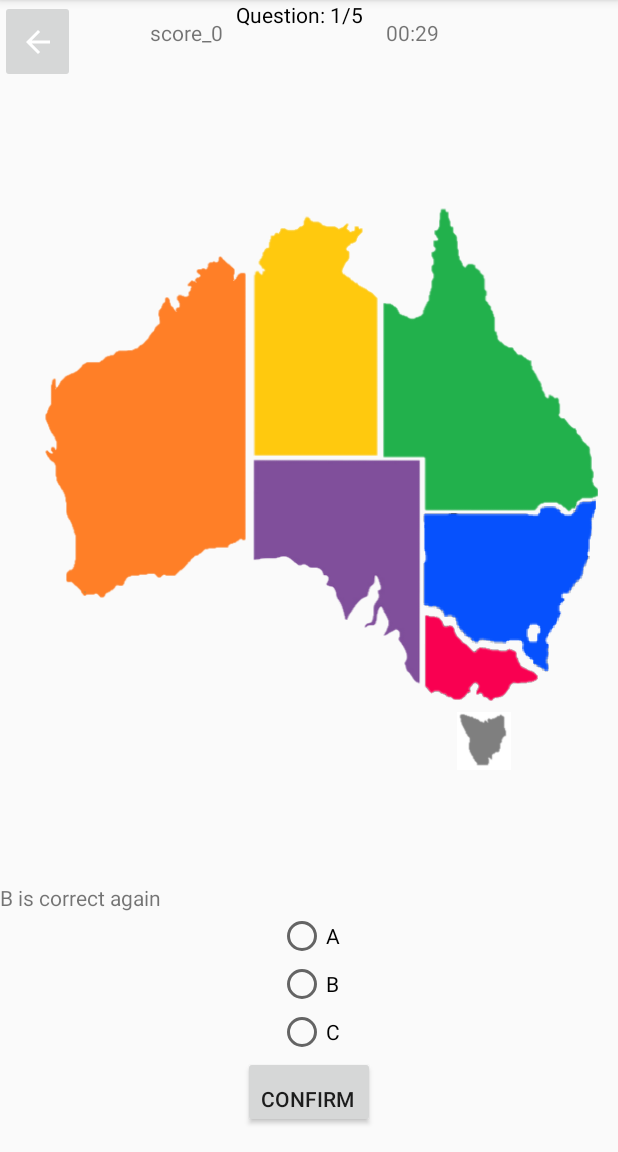
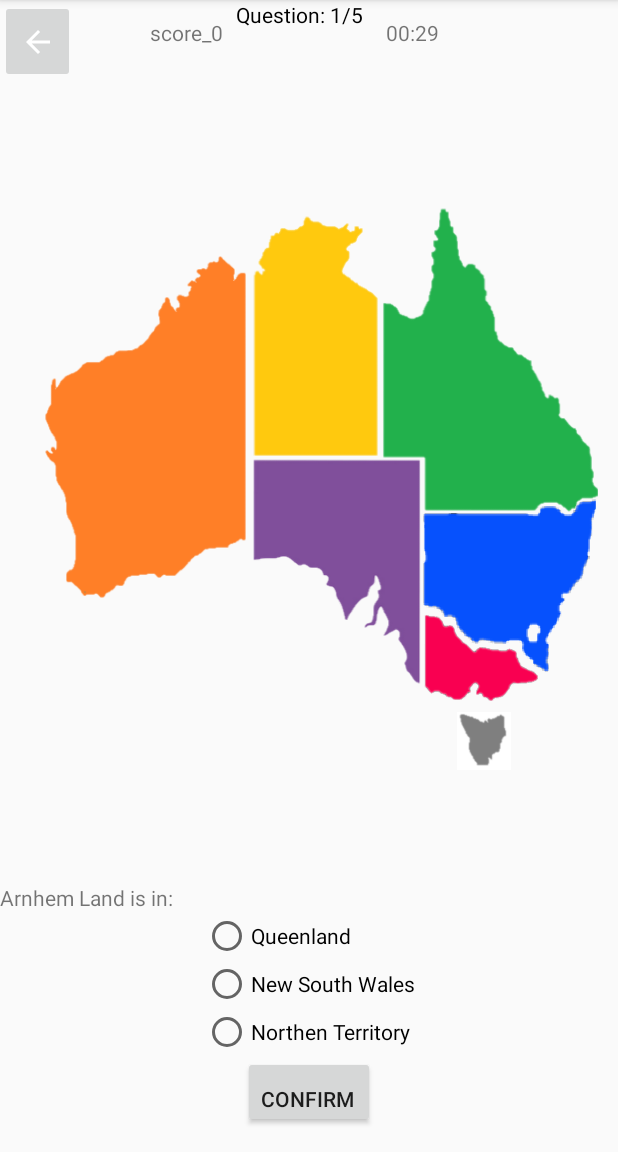
Before and after one commit to LiamWilliams1/EducationalApp, an Android app: the screen it shows after launch (GameActivity), after a tap on "PLAY", on a phone screen of 412 x 824 dp, the part 84-1236 px from its top. Run offline under Robolectric (Android 15) with nearby library versions, the phone set to English and light mode, and no system bars.

Commit message:
fist attempt

```diff
--- a/app/src/main/java/au/jcu/edu/cp3406/educationalapp/DatabaseHelper.java
+++ b/app/src/main/java/au/jcu/edu/cp3406/educationalapp/DatabaseHelper.java
@@ -7,9 +7,8 @@ import android.database.sqlite.SQLiteDatabase;
 import android.database.sqlite.SQLiteOpenHelper;
 
 import java.util.ArrayList;
-import java.util.List;
 
-import au.jcu.edu.cp3406.educationalapp.GameStructure.*;
+import au.jcu.edu.cp3406.educationalapp.GameStructure.QuestionsTable;
 
 public class DatabaseHelper extends SQLiteOpenHelper{
     private static final String DB_NAME = "quiz.db";
@@ -49,15 +48,15 @@ public class DatabaseHelper extends SQLiteOpenHelper{
 
 
     private void fillQuestionsTable() {
-        Question q1 = new Question("A is correct", "A", "B", "C", 1);
+        Question q1 = new Question("The Great Australian Bight is:", "a bay off the central and western portions of the southern coastline of mainland Australia", "a mountain range", "a reef in the barrier reef", 1);
         addQuestion(q1);
-        Question q2 = new Question("B is correct", "A", "B", "C", 2);
+        Question q2 = new Question("The highest Australian mountain is:", "Mount Kosciuszko", "Mount Anatack", "Mount Doom", 2);
         addQuestion(q2);
-        Question q3 = new Question("C is correct", "A", "B", "C", 3);
+        Question q3 = new Question("What is the capital of Australia", "Sydney", "New York", "Canberra", 3);
         addQuestion(q3);
-        Question q4 = new Question("A is correct again", "A", "B", "C", 1);
+        Question q4 = new Question("The Aboriginal name of the Grampians is:", "Uluru", "Gariwerd", "Gungahlin", 1);
         addQuestion(q4);
-        Question q5 = new Question("B is correct again", "A", "B", "C", 2);
+        Question q5 = new Question("Arnhem Land is in:", "Queenland", "New South Wales", "Northen Territory", 2);
         addQuestion(q5);
     }
 
--- /dev/null
+++ b/app/src/main/java/au/jcu/edu/cp3406/educationalapp/Difficulty.java
@@ -0,0 +1,5 @@
+package au.jcu.edu.cp3406.educationalapp;
+
+public enum Difficulty {
+    EASY, MEDIUM, HARD,
+}
--- a/app/src/main/java/au/jcu/edu/cp3406/educationalapp/GameStructure.java
+++ b/app/src/main/java/au/jcu/edu/cp3406/educationalapp/GameStructure.java
@@ -1,12 +1,14 @@
 package au.jcu.edu.cp3406.educationalapp;
 
 import android.provider.BaseColumns;
+
 // creates structure for questions in the form of a table
 // for extension of the app at a later date
 //
 public final class GameStructure {
     private GameStructure() {
     }
+
     //Basecolumns provides a string ID which will automatically increment with each new entry
     public static class QuestionsTable implements BaseColumns {
         public static final String TABLE_NAME = "quiz_questions";
--- a/app/src/main/java/au/jcu/edu/cp3406/educationalapp/HighscoreActivity.java
+++ b/app/src/main/java/au/jcu/edu/cp3406/educationalapp/HighscoreActivity.java
@@ -1,8 +1,8 @@
 package au.jcu.edu.cp3406.educationalapp;
 
+import android.os.Bundle;
+
 import androidx.appcompat.app.AppCompatActivity;
-
-import android.os.Bundle;
 
 public class HighscoreActivity extends AppCompatActivity {
 
--- a/app/src/main/java/au/jcu/edu/cp3406/educationalapp/MainActivity.java
+++ b/app/src/main/java/au/jcu/edu/cp3406/educationalapp/MainActivity.java
@@ -1,6 +1,4 @@
 package au.jcu.edu.cp3406.educationalapp;
-
-import androidx.appcompat.app.AppCompatActivity;
 
 import android.content.Intent;
 import android.content.SharedPreferences;
@@ -9,6 +7,8 @@ import android.view.View;
 import android.widget.Button;
 import android.widget.EditText;
 import android.widget.TextView;
+
+import androidx.appcompat.app.AppCompatActivity;
 
 public class MainActivity extends AppCompatActivity {
     private static final String NAME = "NAME";
@@ -31,12 +31,29 @@ public class MainActivity extends AppCompatActivity {
         textViewHighscore = findViewById(R.id.text_view_highscore);
         loadHighscore();
         Button startQuiz = findViewById(R.id.playButton);
+        Button settingsbutton = findViewById(R.id.settingsButton);
+//      settingsbutton.setOnClickListener(new View.OnClickListener() {
+//          @Override
+//          public void onClick (View v){
+//          openSettings();
+//                                          }
+        settingsbutton.setOnClickListener(new View.OnClickListener() {
+            @Override
+            public void onClick(View v) {
+                openSettings();
+            }
+        });
         startQuiz.setOnClickListener(new View.OnClickListener() {
             @Override
-            public void onClick (View v){
-            startQuiz();
-        }
-    });
+            public void onClick(View v) {
+                startQuiz();
+            }
+        });
+    }
+
+    private void openSettings() {
+        Intent intent = new Intent(this, SettingsActivity.class);
+        startActivity(intent);
     }
 
     public void startQuiz() {
@@ -46,6 +63,7 @@ public class MainActivity extends AppCompatActivity {
         //pulls result back from GameActivity
         startActivityForResult(intent, REQUEST_CODE_QUIZ);
     }
+
     @Override
     protected void onActivityResult(int requestCode, int resultCode, Intent data) {
         super.onActivityResult(requestCode, resultCode, data);
@@ -59,6 +77,7 @@ public class MainActivity extends AppCompatActivity {
             }
         }
     }
+
     // stores highscore in so it can update highscore
     private void updateHighscore(int highscoreNew) {
         highscore = highscoreNew;
--- a/app/src/main/java/au/jcu/edu/cp3406/educationalapp/Question.java
+++ b/app/src/main/java/au/jcu/edu/cp3406/educationalapp/Question.java
@@ -4,6 +4,12 @@ import android.os.Parcel;
 import android.os.Parcelable;
 
 public class Question implements Parcelable {
+    public static final String DIFFICULTY_EASY = "Easy";
+    public static final String DIFFICULTY_MEDIUM = "Medium";
+    public static final String DIFFICULTY_HARD = "Hard";
+
+
+
     private String question; // declare private variables
     private String option1;
     private String option2;
@@ -86,4 +92,12 @@ public class Question implements Parcelable {
         this.answerNr = answerNr;
     }
 
+    public static String[] getAllDifficultyLevels() {
+        return new String[]{
+                DIFFICULTY_EASY,
+                DIFFICULTY_MEDIUM,
+                DIFFICULTY_HARD
+        };
+    }
+
 }
--- a/app/src/main/res/layout/activity_game.xml
+++ b/app/src/main/res/layout/activity_game.xml
@@ -117,6 +117,7 @@
         android:layout_width="52dp"
         android:layout_height="44dp"
         android:layout_gravity="center"
+        android:freezesText="true"
         android:gravity="center"
         android:text="time"
         app:layout_constraintBottom_toBottomOf="parent"
@@ -124,8 +125,7 @@
         app:layout_constraintHorizontal_bias="0.69"
         app:layout_constraintStart_toStartOf="parent"
         app:layout_constraintTop_toTopOf="parent"
-        app:layout_constraintVertical_bias="0.0"
-        android:freezesText="true">
+        app:layout_constraintVertical_bias="0.0">
 
     </TextView>
 
@@ -134,6 +134,7 @@
         android:layout_width="52dp"
         android:layout_height="44dp"
         android:layout_gravity="center"
+        android:freezesText="true"
         android:gravity="center"
         android:text="score_0"
         app:layout_constraintBottom_toBottomOf="parent"
@@ -141,49 +142,48 @@
         app:layout_constraintHorizontal_bias="0.272"
         app:layout_constraintStart_toStartOf="parent"
         app:layout_constraintTop_toTopOf="parent"
-        app:layout_constraintVertical_bias="0.0"
-        android:freezesText="true"></TextView>
+        app:layout_constraintVertical_bias="0.0"></TextView>
 
     <TextView
         android:id="@+id/text_view_question_count"
         android:layout_width="wrap_content"
         android:layout_height="wrap_content"
+        android:freezesText="true"
         android:text="Question: 1/x"
         android:textColor="@android:color/black"
         app:layout_constraintEnd_toStartOf="@+id/timer"
         app:layout_constraintStart_toEndOf="@+id/score"
-        app:layout_constraintTop_toTopOf="parent"
-        android:freezesText="true"/>
+        app:layout_constraintTop_toTopOf="parent" />
 
     <ImageButton
         android:id="@+id/backButton"
         android:layout_width="50dp"
         android:layout_height="55dp"
+        android:contentDescription="backbutton"
         android:src="@drawable/abc_vector_test"
         app:layout_constraintStart_toStartOf="parent"
-        app:layout_constraintTop_toTopOf="parent"
-        android:contentDescription="backbutton" />
+        app:layout_constraintTop_toTopOf="parent" />
 
     <Button
         android:id="@+id/confirmButton"
         android:layout_width="wrap_content"
         android:layout_height="wrap_content"
         android:layout_marginBottom="16dp"
+        android:freezesText="true"
         android:gravity="bottom"
         android:text="confirm"
         app:layout_constraintBottom_toBottomOf="parent"
         app:layout_constraintEnd_toEndOf="parent"
         app:layout_constraintHorizontal_bias="0.5"
-        app:layout_constraintStart_toStartOf="parent"
-        android:freezesText="true"/>
+        app:layout_constraintStart_toStartOf="parent" />
 
     <TextView
         android:id="@+id/question"
         android:layout_width="match_parent"
         android:layout_height="wrap_content"
+        android:freezesText="true"
         android:text="Question"
-        app:layout_constraintBottom_toTopOf="@+id/radio_group"
-        android:freezesText="true"/>
+        app:layout_constraintBottom_toTopOf="@+id/radio_group" />
 
 
     <RadioGroup
@@ -199,22 +199,22 @@
             android:id="@+id/radio_button1"
             android:layout_width="wrap_content"
             android:layout_height="wrap_content"
-            android:text="Option 1"
-            android:freezesText="true"/>
+            android:freezesText="true"
+            android:text="Option 1" />
 
         <RadioButton
             android:id="@+id/radio_button2"
             android:layout_width="wrap_content"
             android:layout_height="wrap_content"
-            android:text="Option 2"
-            android:freezesText="true"/>
+            android:freezesText="true"
+            android:text="Option 2" />
 
         <RadioButton
             android:id="@+id/radio_button3"
             android:layout_width="wrap_content"
             android:layout_height="wrap_content"
-            android:text="Option 3"
-            android:freezesText="true"/>
+            android:freezesText="true"
+            android:text="Option 3" />
     </RadioGroup>
 
 
--- a/app/src/main/res/layout/activity_settings.xml
+++ b/app/src/main/res/layout/activity_settings.xml
@@ -31,7 +31,7 @@
         android:textSize="100sp"
         app:layout_constraintBottom_toBottomOf="parent"
         app:layout_constraintEnd_toEndOf="parent"
-        app:layout_constraintHorizontal_bias="0.493"
+        app:layout_constraintHorizontal_bias="0.497"
         app:layout_constraintStart_toStartOf="parent"
         app:layout_constraintTop_toBottomOf="@+id/settingsIcon"
         app:layout_constraintVertical_bias="0.0" />
```
Also changed, not shown: app/src/main/java/au/jcu/edu/cp3406/educationalapp/GameActivity.java (+23 -6 lines), app/src/main/java/au/jcu/edu/cp3406/educationalapp/SettingsActivity.java (+29 -2 lines).
